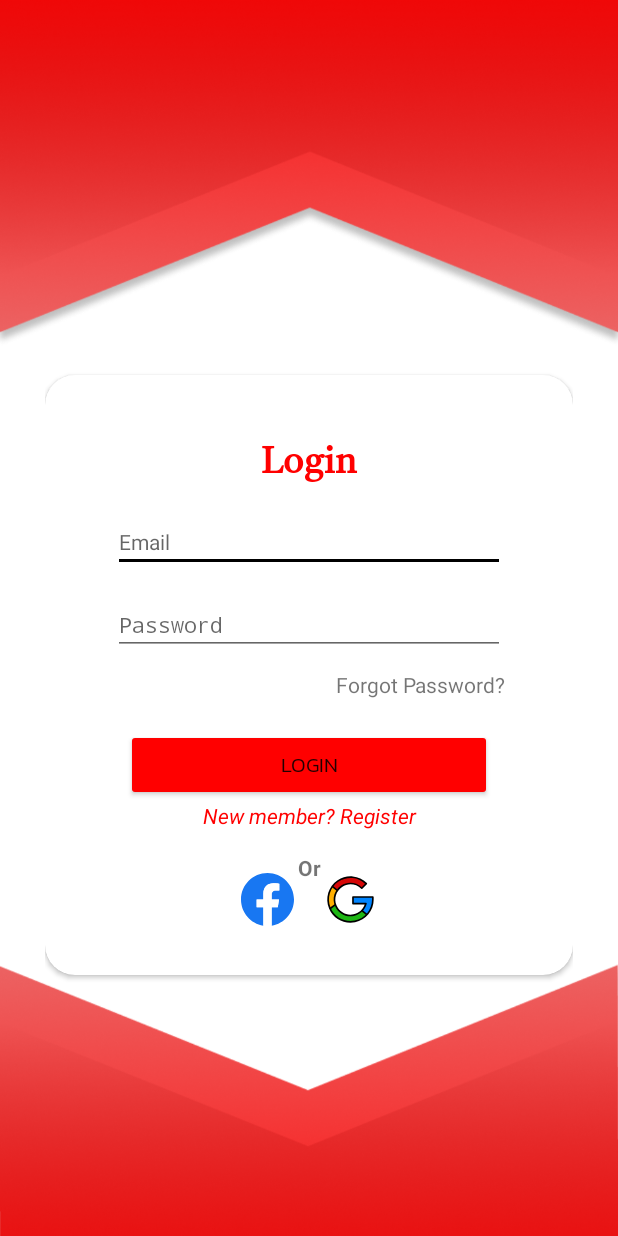
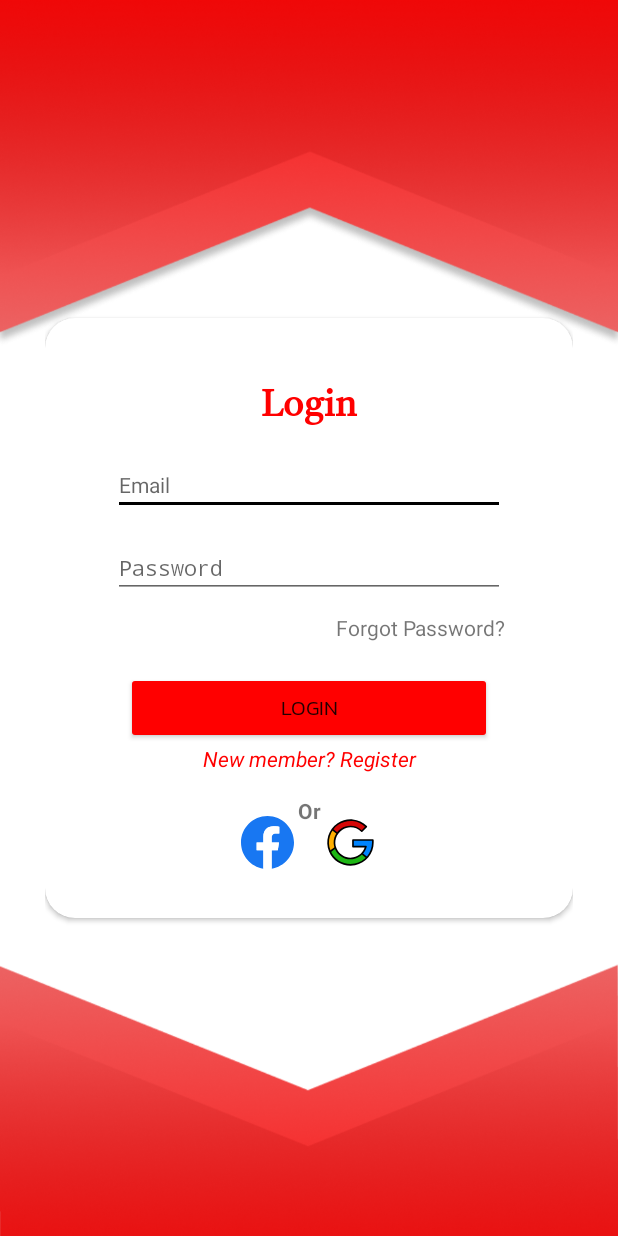
Before and after one commit to Aadityaanugrah10/OFI, an Android app: the screen it shows after launch (LoginActivity), on a phone screen of 412 x 824 dp. Run offline under Robolectric (Android 15) with nearby library versions, the phone set to English and light mode, and no system bars; our stand-ins replace Firebase (no records; nobody signed in at launch, a user with empty details on screens opened directly).

Commit message:
update
fix sesuain layar

```diff
--- a/MD/OFI/app/src/main/res/layout/activity_login.xml
+++ b/MD/OFI/app/src/main/res/layout/activity_login.xml
@@ -1,5 +1,5 @@
 <?xml version="1.0" encoding="utf-8"?>
-<LinearLayout xmlns:android="http://schemas.android.com/apk/res/android"
+<androidx.constraintlayout.widget.ConstraintLayout xmlns:android="http://schemas.android.com/apk/res/android"
     xmlns:app="http://schemas.android.com/apk/res-auto"
     xmlns:tools="http://schemas.android.com/tools"
     android:layout_width="match_parent"
@@ -12,10 +12,12 @@
     <androidx.cardview.widget.CardView
         android:layout_width="match_parent"
         android:layout_height="400dp"
-        android:layout_marginTop="220dp"
         android:layout_centerInParent="true"
         android:background="@color/white"
-        app:cardCornerRadius="20dp">
+        app:cardCornerRadius="20dp"
+        app:layout_constraintBottom_toBottomOf="parent"
+        app:layout_constraintTop_toTopOf="parent"
+        tools:layout_editor_absoluteX="30dp">
 
         <LinearLayout
             android:layout_width="match_parent"
@@ -28,48 +30,48 @@
                 android:layout_height="wrap_content"
                 android:layout_gravity="center"
                 android:backgroundTint="@color/black"
+                android:fontFamily="@font/besar"
                 android:text="Login"
                 android:textAlignment="center"
                 android:textColor="@color/red"
                 android:textSize="24sp"
-                android:textStyle="bold"
-                android:fontFamily="@font/besar"/>
+                android:textStyle="bold" />
 
             <EditText
                 android:id="@+id/edt_email_login"
+                style="@style/Widget.MaterialComponents.TextInputLayout.OutlinedBox.Dense"
                 android:layout_width="match_parent"
                 android:layout_height="wrap_content"
                 android:layout_marginLeft="15dp"
+                android:layout_marginTop="15dp"
                 android:layout_marginRight="15dp"
-                android:layout_marginTop="15dp"
                 android:hint="Email"
-                app:hintTextColor="#4E4A4A"
+                android:inputType="textEmailAddress"
                 app:boxStrokeColor="#4E4A4A"
                 app:boxStrokeWidth="1dp"
-                android:inputType="textEmailAddress"
-                style="@style/Widget.MaterialComponents.TextInputLayout.OutlinedBox.Dense"/>
+                app:hintTextColor="#4E4A4A" />
 
             <EditText
                 android:id="@+id/edt_password_login"
+                style="@style/Widget.MaterialComponents.TextInputLayout.OutlinedBox.Dense"
                 android:layout_width="match_parent"
                 android:layout_height="wrap_content"
                 android:layout_marginLeft="15dp"
+                android:layout_marginTop="15dp"
                 android:layout_marginRight="15dp"
-                android:layout_marginTop="15dp"
-                app:hintTextColor="#4E4A4A"
+                android:hint="Password"
+                android:inputType="textPassword"
                 app:boxStrokeColor="#4E4A4A"
                 app:boxStrokeWidth="1dp"
                 app:endIconMode="password_toggle"
-                style="@style/Widget.MaterialComponents.TextInputLayout.OutlinedBox.Dense"
-                android:hint="Password"
-                android:inputType="textPassword" />
+                app:hintTextColor="#4E4A4A" />
 
             <TextView
                 android:id="@+id/forgot_password"
                 android:layout_width="match_parent"
                 android:layout_height="wrap_content"
+                android:layout_marginLeft="15dp"
                 android:layout_marginTop="10dp"
-                android:layout_marginLeft="15dp"
                 android:layout_marginRight="15dp"
                 android:backgroundTint="@color/white"
                 android:text="Forgot Password?"
@@ -79,16 +81,16 @@
                 android:id="@+id/btn_login"
                 android:layout_width="match_parent"
                 android:layout_height="wrap_content"
+                android:layout_gravity="center"
+                android:layout_marginStart="24dp"
                 android:layout_marginLeft="45dp"
+                android:layout_marginTop="20dp"
+                android:layout_marginEnd="24dp"
                 android:layout_marginRight="45dp"
-                android:layout_marginStart="24dp"
-                android:layout_marginEnd="24dp"
-                android:layout_marginTop="20dp"
-                android:layout_gravity="center"
+                android:backgroundTint="@color/red"
                 android:elevation="15dp"
-                android:backgroundTint="@color/red"
+                android:fontFamily="@font/light"
                 android:gravity="center"
-                android:fontFamily="@font/light"
                 android:text="Login" />
 
             <TextView
@@ -100,6 +102,7 @@
                 android:textAlignment="center"
                 android:textColor="@color/red"
                 android:textStyle="italic" />
+
             <TextView
                 android:layout_width="match_parent"
                 android:layout_height="wrap_content"
@@ -107,32 +110,33 @@
                 android:backgroundTint="@color/black"
                 android:text="Or"
                 android:textAlignment="center"
-                android:textStyle="bold"/>
+                android:textStyle="bold" />
         </LinearLayout>
+
         <LinearLayout
-            android:orientation="horizontal"
+            android:layout_width="match_parent"
+            android:layout_height="wrap_content"
+            android:layout_gravity="center"
+            android:layout_marginTop="170dp"
+            android:layout_marginBottom="20dp"
             android:gravity="center"
-            android:layout_gravity="center"
-            android:layout_marginBottom="20dp"
-            android:layout_marginTop="170dp"
-            android:layout_width="match_parent"
-            android:layout_height="wrap_content">
+            android:orientation="horizontal">
+
             <ImageView
-                android:src="@drawable/ic_facebook"
+                android:layout_width="35dp"
+                android:layout_height="35dp"
                 android:layout_margin="10dp"
-                android:layout_width="35dp"
-                android:layout_height="35dp"/>
+                android:src="@drawable/ic_facebook" />
+
             <ImageView
                 android:id="@+id/googleSignInBtn"
-                android:src="@drawable/ic_google"
+                android:layout_width="35dp"
+                android:layout_height="35dp"
                 android:layout_margin="10dp"
-                android:layout_width="35dp"
-                android:layout_height="35dp"/>
+                android:src="@drawable/ic_google" />
         </LinearLayout>
-
-
 
 
     </androidx.cardview.widget.CardView>
 
-</LinearLayout>
+</androidx.constraintlayout.widget.ConstraintLayout>
```
